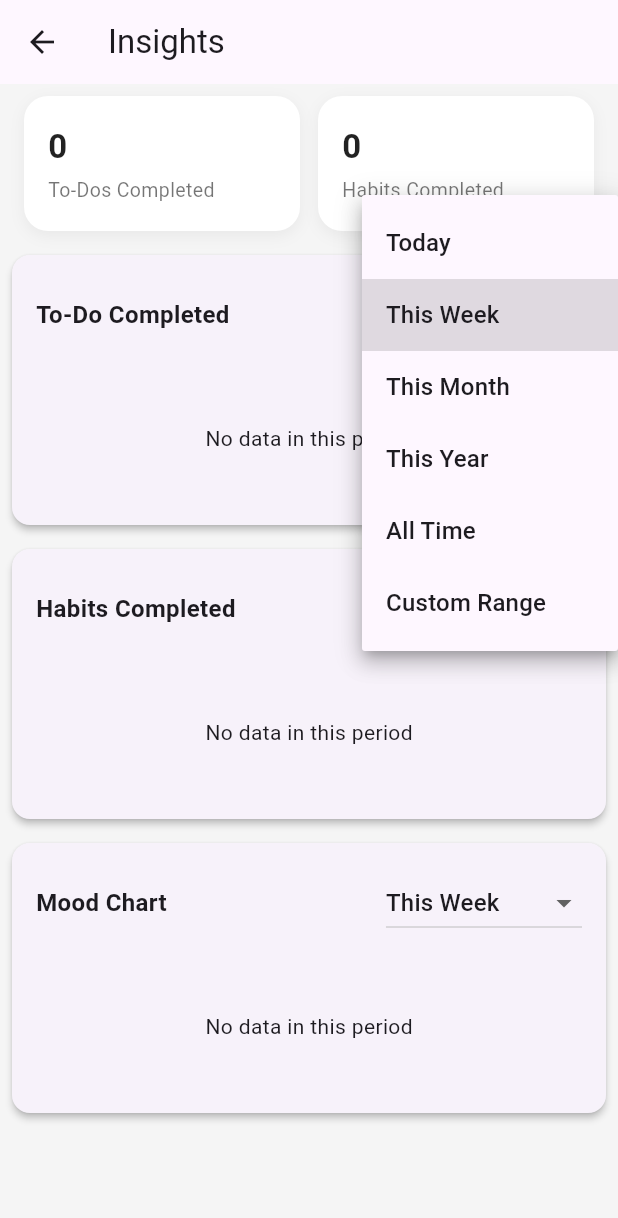
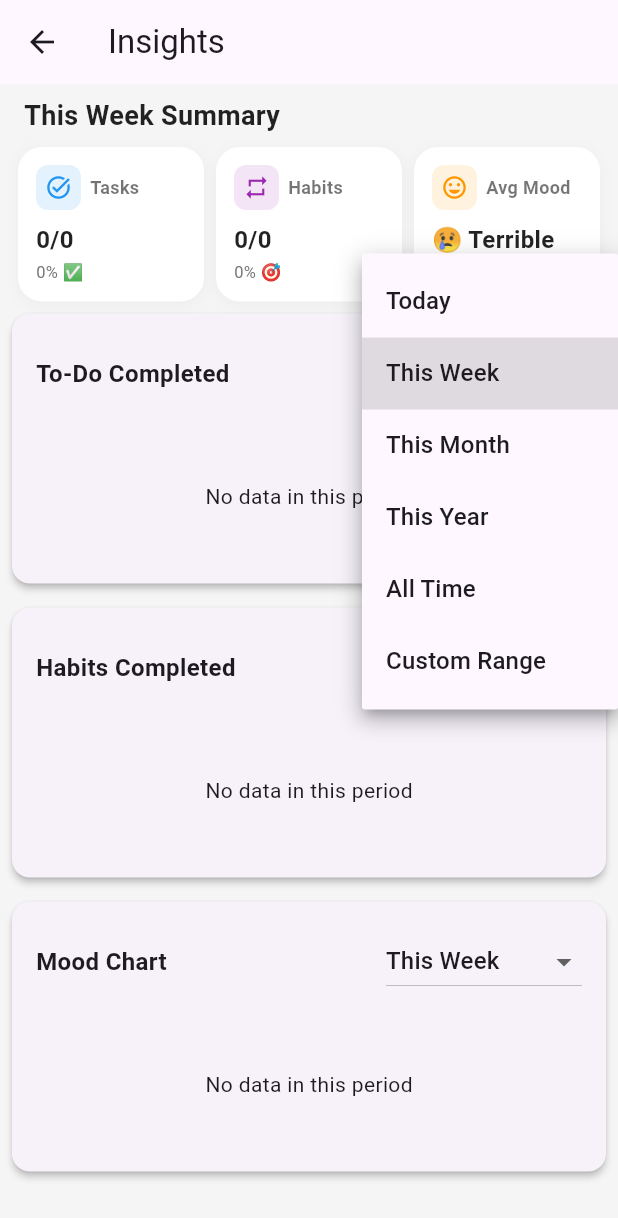
Before and after one commit to tranght0o/my_productivity_app, a Flutter app: the InsightScreen screen opened directly, after a tap on "This Week", on a phone screen of 412 x 824 dp. Shown: the top 1218 px of the screen. Run offline on Flutter 3.47's test engine with Material 3 defaults, Android fonts, the phone set to English and light mode, and no system bars; our stand-ins replace cloud_firestore, firebase_auth, firebase_core, fl_chart, month_picker_dialog, table_calendar; accounts and stored records are empty.

Commit message:
update weekly insight summary widget
Implement InsightSummary widget to display weekly statistics including:
- Total and completed tasks
- Habit logs and completion rate
- Average mood with emoji and label
Includes loading state handling and reusable stat card UI.

```diff
--- a/lib/screens/insight/widgets/insight_summary.dart
+++ b/lib/screens/insight/widgets/insight_summary.dart
@@ -1,6 +1,7 @@
 import 'package:flutter/material.dart';
 import '../../../services/todo_service.dart';
 import '../../../services/habit_log_service.dart';
+import '../../../services/mood_service.dart';
 
 class InsightSummary extends StatefulWidget {
   const InsightSummary({super.key});
@@ -12,115 +13,208 @@ class InsightSummary extends StatefulWidget {
 class _InsightSummaryState extends State<InsightSummary> {
   final _todoService = TodoService();
   final _habitLogService = HabitLogService();
+  final _moodService = MoodService();
 
-  int _todoCompleted = 0;
-  int _habitCompleted = 0;
+  // This week stats
+  int _totalTasks = 0;
+  int _completedTasks = 0;
+  int _totalHabits = 0;
+  int _completedHabits = 0;
+  double _avgMood = 0;
+
   bool _loading = true;
 
   @override
   void initState() {
     super.initState();
-    _loadData();
+    _loadWeeklyData();
   }
 
-  Future<void> _loadData() async {
+  Future<void> _loadWeeklyData() async {
     try {
-      // OPTIMIZED: Only load last year of data
-      final oneYearAgo = DateTime.now().subtract(const Duration(days: 365));
       final now = DateTime.now();
+      final startOfWeek = now.subtract(Duration(days: now.weekday - 1));
+      final endOfWeek = startOfWeek.add(const Duration(days: 6));
 
-      final todos = await _todoService.getTodosBetween(oneYearAgo, now);
-      final logs = await _habitLogService.getLogsBetween(oneYearAgo, now);
+      // Load todos
+      final todos = await _todoService.getTodosBetween(startOfWeek, endOfWeek);
+      _totalTasks = todos.length;
+      _completedTasks = todos.where((t) => t.done).length;
 
-      final todoCount = todos.where((t) => t.done).length;
-      final habitCount = logs.where((h) => h.done).length;
+      // Load habits
+      final logs = await _habitLogService.getLogsBetween(startOfWeek, endOfWeek);
+      _totalHabits = logs.length;
+      _completedHabits = logs.where((h) => h.done).length;
 
-      setState(() {
-        _todoCompleted = todoCount;
-        _habitCompleted = habitCount;
-        _loading = false;
-      });
+      // Load moods
+      final moods = await _moodService.getMoodsBetween(startOfWeek, endOfWeek);
+      if (moods.isNotEmpty) {
+        _avgMood = moods.map((m) => m.moodValue).reduce((a, b) => a + b) / moods.length;
+      }
+
+      setState(() => _loading = false);
     } catch (e) {
       setState(() => _loading = false);
-      if (mounted) {
-        ScaffoldMessenger.of(context).showSnackBar(
-          SnackBar(content: Text('Failed to load data: $e')),
-        );
     }
   }
+
+  String _getMoodEmoji(double avg) {
+    if (avg >= 4.5) return '🤩';
+    if (avg >= 3.5) return '😊';
+    if (avg >= 2.5) return '😐';
+    if (avg >= 1.5) return '😞';
+    return '😢';
+  }
+
+  String _getMoodLabel(double avg) {
+    if (avg >= 4.5) return 'Amazing';
+    if (avg >= 3.5) return 'Good';
+    if (avg >= 2.5) return 'Okay';
+    if (avg >= 1.5) return 'Bad';
+    return 'Terrible';
   }
 
   @override
   Widget build(BuildContext context) {
     if (_loading) {
-      return const Center(
-        child: Padding(
+      return const Padding(
         padding: EdgeInsets.all(24.0),
-          child: CircularProgressIndicator(),
-        ),
+        child: Center(child: CircularProgressIndicator()),
       );
     }
 
-    return Padding(
-      padding: const EdgeInsets.symmetric(horizontal: 16.0, vertical: 8),
+    final taskPercentage = _totalTasks == 0 ? 0 : (_completedTasks / _totalTasks * 100).toInt();
+    final habitPercentage = _totalHabits == 0 ? 0 : (_completedHabits / _totalHabits * 100).toInt();
+
+    return Column(
+      crossAxisAlignment: CrossAxisAlignment.start,
+      children: [
+        const Padding(
+          padding: EdgeInsets.symmetric(horizontal: 16.0, vertical: 8),
+          child: Text(
+            'This Week Summary',
+            style: TextStyle(
+              fontSize: 18,
+              fontWeight: FontWeight.bold,
+              color: Colors.black87,
+            ),
+          ),
+        ),
+        Padding(
+          padding: const EdgeInsets.symmetric(horizontal: 12.0),
           child: Row(
-        mainAxisAlignment: MainAxisAlignment.spaceBetween,
             children: [
+              // Tasks Card
               Expanded(
                 child: _buildStatCard(
-              value: _todoCompleted.toString(),
-              label: "To-Dos Completed",
+                  icon: Icons.task_alt,
+                  iconColor: Colors.blue,
+                  title: 'Tasks',
+                  value: '$_completedTasks/$_totalTasks',
+                  subtitle: '$taskPercentage% ✅',
+                  backgroundColor: Colors.blue.shade50,
                 ),
               ),
-          const SizedBox(width: 12),
+              const SizedBox(width: 8),
+
+              // Habits Card
               Expanded(
                 child: _buildStatCard(
-              value: _habitCompleted.toString(),
-              label: "Habits Completed",
+                  icon: Icons.repeat,
+                  iconColor: Colors.purple,
+                  title: 'Habits',
+                  value: '$_completedHabits/$_totalHabits',
+                  subtitle: '$habitPercentage% 🎯',
+                  backgroundColor: Colors.purple.shade50,
+                ),
+              ),
+              const SizedBox(width: 8),
+
+              // Mood Card
+              Expanded(
+                child: _buildStatCard(
+                  icon: Icons.mood,
+                  iconColor: Colors.orange,
+                  title: 'Avg Mood',
+                  value: '${_getMoodEmoji(_avgMood)} ${_getMoodLabel(_avgMood)}',
+                  subtitle: _avgMood > 0 ? '${_avgMood.toStringAsFixed(1)}/5' : 'No data',
+                  backgroundColor: Colors.orange.shade50,
                 ),
               ),
             ],
           ),
+        ),
+      ],
     );
   }
 
   Widget _buildStatCard({
+    required IconData icon,
+    required Color iconColor,
+    required String title,
     required String value,
-    required String label,
+    required String subtitle,
+    required Color backgroundColor,
   }) {
     return Container(
-      height: 90,
+      padding: const EdgeInsets.all(12),
       decoration: BoxDecoration(
         color: Colors.white,
         borderRadius: BorderRadius.circular(16),
         boxShadow: [
           BoxShadow(
-            color: Colors.grey.withOpacity(0.15),
+            color: Colors.grey.withOpacity(0.1),
             blurRadius: 8,
-            offset: const Offset(0, 3),
+            offset: const Offset(0, 2),
           ),
         ],
       ),
-      padding: const EdgeInsets.symmetric(horizontal: 16, vertical: 12),
       child: Column(
         crossAxisAlignment: CrossAxisAlignment.start,
-        mainAxisAlignment: MainAxisAlignment.center,
         children: [
+          // Icon + Title
+          Row(
+            children: [
+              Container(
+                padding: const EdgeInsets.all(6),
+                decoration: BoxDecoration(
+                  color: backgroundColor,
+                  borderRadius: BorderRadius.circular(8),
+                ),
+                child: Icon(icon, size: 18, color: iconColor),
+              ),
+              const SizedBox(width: 6),
+              Expanded(
+                child: Text(
+                  title,
+                  style: const TextStyle(
+                    fontSize: 12,
+                    fontWeight: FontWeight.w600,
+                    color: Colors.black54,
+                  ),
+                ),
+              ),
+            ],
+          ),
+          const SizedBox(height: 8),
+
+          // Value
           Text(
             value,
             style: const TextStyle(
-              fontSize: 22,
+              fontSize: 16,
               fontWeight: FontWeight.bold,
               color: Colors.black87,
             ),
           ),
-          const SizedBox(height: 4),
+          const SizedBox(height: 2),
+
+          // Subtitle
           Text(
-            label,
-            style: const TextStyle(
-              fontSize: 13,
-              color: Colors.black54,
-              fontWeight: FontWeight.w400,
+            subtitle,
+            style: TextStyle(
+              fontSize: 11,
+              color: Colors.grey.shade600,
             ),
           ),
         ],
```
Lines whose indentation alone changed are shown as unchanged.
